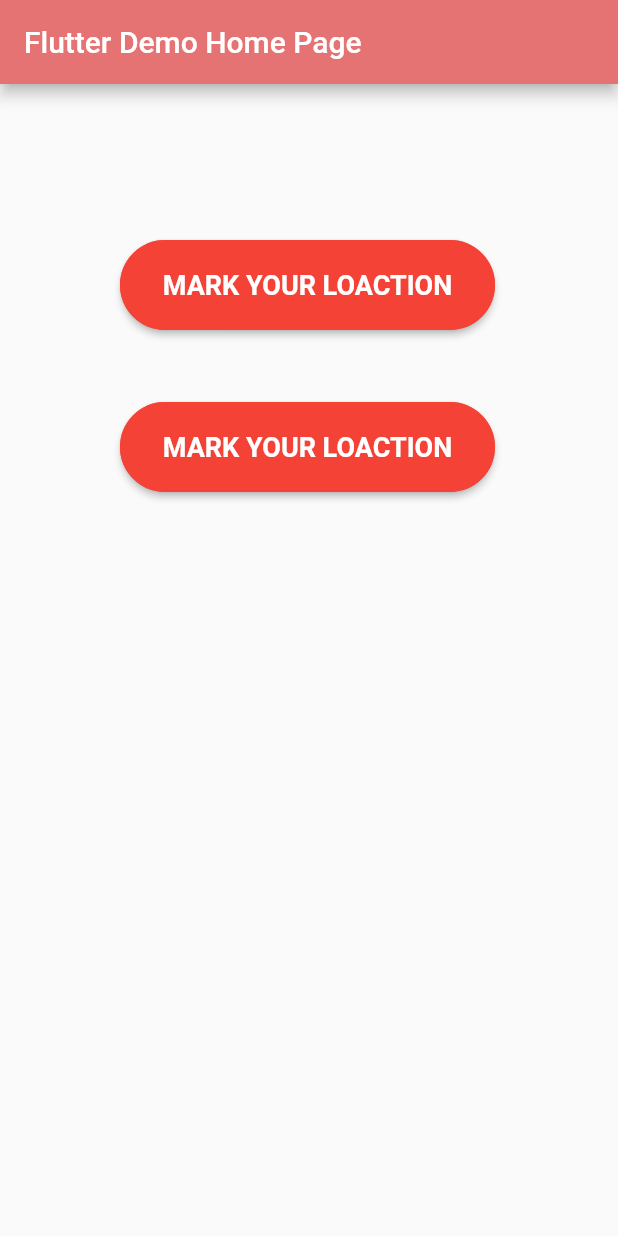
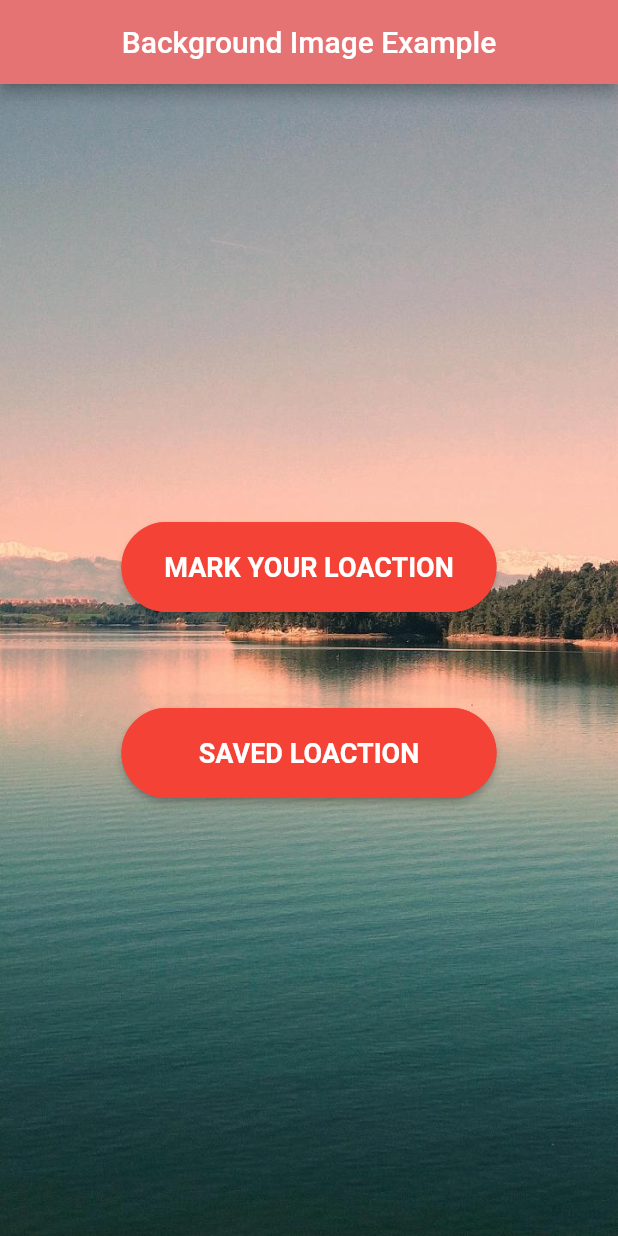
Before and after one commit to vaishali-bariwal/place_tracer, a Flutter app: the screen it shows after launch, on a phone screen of 412 x 824 dp. Run offline on Flutter 3.47's test engine with Material 2 defaults, Android fonts, the phone set to English and light mode, and no system bars; our stand-ins replace font_awesome_flutter, google_maps_flutter.

Commit message:
background image

```diff
--- a/lib/main.dart
+++ b/lib/main.dart
@@ -1,5 +1,6 @@
 import 'package:flutter/material.dart';
 import 'thirdScreen.dart';
+
 void main() => runApp(MyApp());
 
 class MyApp extends StatelessWidget {
@@ -25,68 +26,78 @@ class MyHomePage extends StatefulWidget {
 class _MyHomePageState extends State<MyHomePage> {
   @override
   Widget build(BuildContext context) {
+    Size size = MediaQuery.of(context).size;
     return Scaffold(
         appBar: AppBar(
-      title: Text(widget.title),
+          centerTitle: true,
+          title: Text('Background Image Example'),
         ),
-      body: Container(
-      margin: EdgeInsets.fromLTRB(80, 40, 0, 30),
-        child:new Column(
-         // mainAxisAlignment: MainAxisAlignment.spaceEvenly,
+        body: Stack(children: <Widget>[
+          Center(
+            child: new Image.asset(
+              'assets/images/home.jpg',
+              width: size.width,
+              height: size.height,
+              fit: BoxFit.fill,
+            ),
+          ),
+          Center(
+            child: Column(
+              mainAxisSize: MainAxisSize.min,
               children: <Widget>[
-
-          new Text("        "),new Text("        "),new Text("        "),new Text("        "),
                 ButtonTheme(
                     minWidth: 250.0,
                     height: 60.0,
                     buttonColor: Colors.red,
                     child: RaisedButton(
-
-          child: Text('MARK YOUR LOACTION',
-            style: TextStyle(fontSize: 18,
-            fontWeight: FontWeight.bold, color: Colors.white),
+                        child: Text(
+                          'MARK YOUR LOACTION',
+                          style: TextStyle(
+                              fontSize: 18,
+                              fontWeight: FontWeight.bold,
+                              color: Colors.white),
                         ),
                         shape: RoundedRectangleBorder(
                             borderRadius: new BorderRadius.circular(38.0),
-            side: BorderSide(color: Colors.red,width: 2.0)
-          ),
+                            side: BorderSide(color: Colors.red, width: 2.0)),
                         onPressed: () {
-            Navigator.of(context)
-                .push(MaterialPageRoute<Null>(builder: (BuildContext context) {
-              return new SecondScreen();
+                          Navigator.of(context).push(MaterialPageRoute<Null>(
+                              builder: (BuildContext context) {
+                            return new ThirdScreen();
                           }));
-        }
-        )
-      ),
-      new Text("        "),new Text("        "),new Text("        "),
+                        })),
+                new Text("        "),
+                new Text("        "),
+                new Text("        "),
+                new Text("        "),
                 ButtonTheme(
                     minWidth: 250.0,
                     height: 60.0,
                     buttonColor: Colors.red,
                     child: RaisedButton(
-
-          child: Text('MARK YOUR LOACTION',
-            style: TextStyle(fontSize: 18,
-            fontWeight: FontWeight.bold, color: Colors.white),
+                        child: Text(
+                          'SAVED LOACTION',
+                          style: TextStyle(
+                              fontSize: 18,
+                              fontWeight: FontWeight.bold,
+                              color: Colors.white),
                         ),
                         shape: RoundedRectangleBorder(
                             borderRadius: new BorderRadius.circular(38.0),
-            side: BorderSide(color: Colors.red,width: 2.0)
+                            side: BorderSide(color: Colors.red, width: 2.0)),
+                        onPressed: () {
+                          Navigator.of(context).push(MaterialPageRoute<Null>(
+                              builder: (BuildContext context) {
+                            return new SecondScreen();
+                          }));
+                        })),
+              ],
             ),
-          onPressed: () {
-            Navigator.of(context)
-                .push(MaterialPageRoute<Null>(builder: (BuildContext context) {
-              return new ThirdScreen();
-          }));
-        }
           )
-      )
-          ]
-      )
-      )
-  );
+        ]));
   }
 }
+
 class SecondScreen extends StatelessWidget {
   @override
   Widget build(BuildContext context) {
@@ -97,14 +108,14 @@ class SecondScreen extends StatelessWidget {
       body: Center(
         child: RaisedButton(
           color: Colors.red,
-          child: Text('MARK YOUR LOACTION',
-            style: TextStyle(fontSize: 18,
-            fontWeight: FontWeight.bold, color: Colors.white),
+          child: Text(
+            'MARK YOUR LOACTION',
+            style: TextStyle(
+                fontSize: 18, fontWeight: FontWeight.bold, color: Colors.white),
           ),
           shape: RoundedRectangleBorder(
               borderRadius: new BorderRadius.circular(38.0),
-            side: BorderSide(color: Colors.red,width: 2.0)
-          ),
+              side: BorderSide(color: Colors.red, width: 2.0)),
           onPressed: () {
             //Use`Navigator` widget to pop oir go back to previous route / screen
             Navigator.pop(context);
--- a/pubspec.yaml
+++ b/pubspec.yaml
@@ -45,8 +45,8 @@ flutter:
 
 
   # To add assets to your application, add an assets section, like this:
-  # assets:
-  #  - images/a_dot_burr.jpeg
+  assets:
+   - assets/images/
   #  - images/a_dot_ham.jpeg
 
   # An image asset can refer to one or more resolution-specific "variants", see
```
Also changed, not shown: assets/images/home.jpg (added), assets/images/home2.jpg (added). Lines whose indentation alone changed are shown as unchanged.
